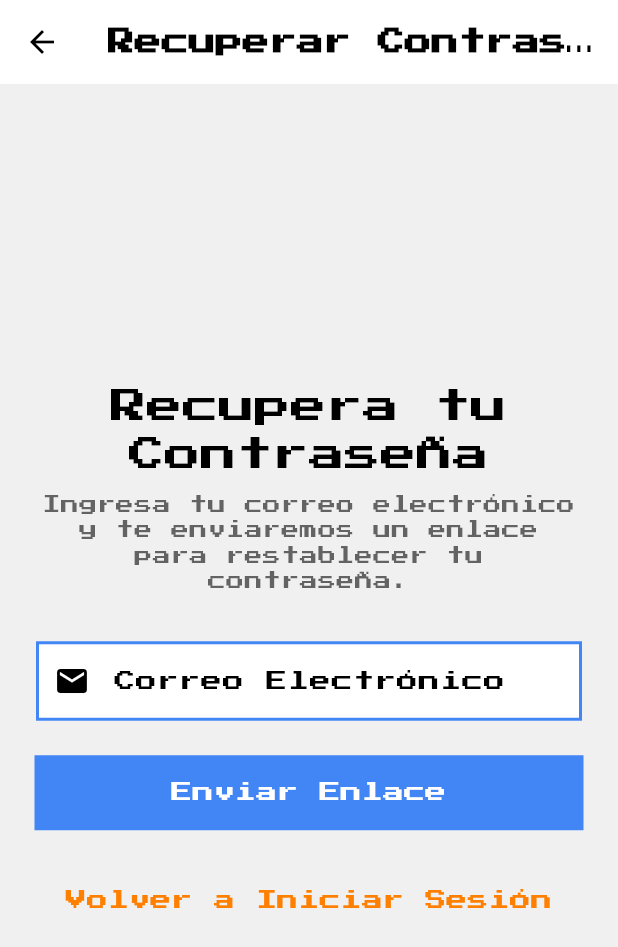
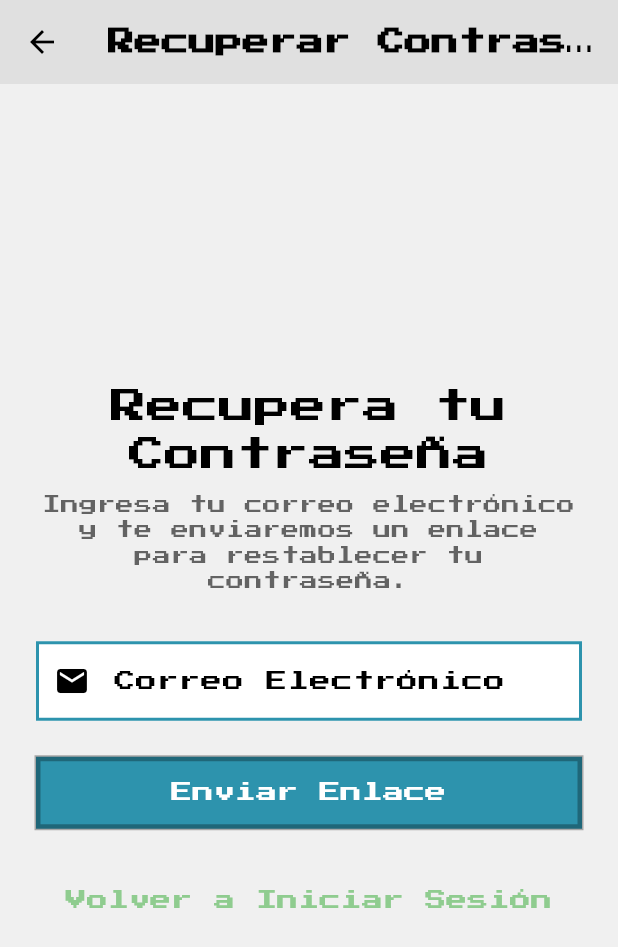
Before and after one commit to xNekom/CodeQuest, a Flutter app: the PasswordRecoveryScreen screen opened by its route, on a phone screen of 412 x 824 dp. Shown: the top 947 px of the screen. Run offline on Flutter 3.47's test engine with Material 3 defaults, Android fonts, the phone set to English and light mode, and no system bars; our stand-ins replace cloud_firestore, firebase_auth, firebase_core, google_fonts; missing offline and left inert: pixelarticons; accounts and stored records are empty.

Commit message:
mejoras de jugabilidad y retoques de interfaz

```diff
--- a/lib/screens/missions/mission_detail_screen.dart
+++ b/lib/screens/missions/mission_detail_screen.dart
@@ -4,6 +4,7 @@ import 'package:firebase_auth/firebase_auth.dart';
 import '../../services/user_service.dart';
 import './theory_screen.dart';
 import '../../widgets/pixel_widgets.dart';
+import '../../utils/custom_page_route.dart'; // Import FadePageRoute
 
 /// Pantalla de detalle de misión y primer paso de aventura
 class MissionDetailScreen extends StatelessWidget {
@@ -55,7 +56,7 @@ class MissionDetailScreen extends StatelessWidget {
                       if (!context.mounted) return;
                       Navigator.push(
                         context,
-                        MaterialPageRoute(
+                        FadePageRoute( // Use FadePageRoute
                           builder: (_) => TheoryScreen(
                             missionId: missionId,
                             theoryText: data['theory'] ?? 'Sin teoría disponible.',
--- a/lib/screens/missions/mission_list_screen.dart
+++ b/lib/screens/missions/mission_list_screen.dart
@@ -2,6 +2,7 @@ import 'package:flutter/material.dart';
 import 'package:cloud_firestore/cloud_firestore.dart';
 import 'package:firebase_auth/firebase_auth.dart';
 import 'mission_detail_screen.dart';
+import '../../utils/custom_page_route.dart'; // Import FadePageRoute
 
 /// Pantalla que muestra todas las misiones disponibles
 class MissionListScreen extends StatefulWidget {
@@ -20,6 +21,7 @@ class _MissionListScreenState extends State<MissionListScreen> {
         // Stream simple de la colección 'missions' sin ordenar por campos inexistentes
         stream: FirebaseFirestore.instance
             .collection('missions')
+            .orderBy('difficultyLevel')
             .snapshots(),
         builder: (context, snapshot) {
           if (snapshot.hasError) return Center(child: Text('Error misiones: ${snapshot.error}'));
@@ -72,7 +74,7 @@ class _MissionListScreenState extends State<MissionListScreen> {
                   ),
                   onTap: () {
                     Navigator.of(context).push(
-                      MaterialPageRoute(
+                      FadePageRoute( // Use FadePageRoute
                         builder: (_) => MissionDetailScreen(missionId: doc.id),
                       ),
                     );
--- a/lib/services/mission_service.dart
+++ b/lib/services/mission_service.dart
@@ -6,7 +6,7 @@ class MissionService {
 
   // Obtener todas las misiones
   Stream<List<MissionModel>> getMissions() {
-    return _firestore.collection('missions').snapshots().map((snapshot) {
+    return _firestore.collection('missions').orderBy('difficultyLevel').snapshots().map((snapshot) {
       try {
         return snapshot.docs
             .map((doc) => MissionModel.fromFirestore(doc))
--- a/lib/theme/pixel_theme.dart
+++ b/lib/theme/pixel_theme.dart
@@ -2,19 +2,21 @@ import 'package:flutter/material.dart';
 import 'package:google_fonts/google_fonts.dart';
 
 class PixelTheme {
-  // Colores principales
-  static const Color primaryColor = Color(0xFF4285F4);    // Azul
-  static const Color secondaryColor = Color(0xFFFF7F00);  // Naranja
-  static const Color backgroundColor = Color(0xFF202124); // Negro/gris oscuro
-  static const Color accentColor = Color(0xFF4CAF50);    // Verde
-  static const Color textColor = Color(0xFFFFFFFF);      // Blanco
+  // Colores para pixel art (usados como base para el tema)
+  static const Color pixel1 = Color(0xFF2D93AD); // Azul claro (Nueva primaryColor)
+  static const Color pixel2 = Color(0xFF8FCC8F); // Verde claro (Nueva secondaryColor)
+  static const Color pixel3 = Color(0xFFFFD700); // Amarillo (Nueva accentColor)
+  static const Color pixel4 = Color(0xFFE76F51); // Naranja rojizo (No usado directamente en el tema base)
+
+  // Definiciones de colores base
+  static const Color primaryColor = pixel1;
+  static const Color secondaryColor = pixel2;
+  static const Color accentColor = pixel3;
+  static const Color darkBackgroundColor = Color(0xFF202124); // Negro/gris oscuro
+  static const Color lightSurfaceColor = Color(0xFFE0E0E0); // Gris claro para superficies en tema claro
+  static const Color lightTextColor = Colors.black;         // Texto negro para tema claro
+  static const Color darkTextColor = Colors.white;          // Texto blanco para tema oscuro
   static const Color errorColor = Color(0xFFFF5252);     // Rojo
-
-  // Colores para pixel art
-  static const Color pixel1 = Color(0xFF2D93AD); // Azul claro
-  static const Color pixel2 = Color(0xFF8FCC8F); // Verde claro
-  static const Color pixel3 = Color(0xFFFFD700); // Amarillo
-  static const Color pixel4 = Color(0xFFE76F51); // Naranja rojizo
 
   // Tema claro (principal)
   static ThemeData lightTheme = ThemeData(
@@ -22,41 +24,47 @@ class PixelTheme {
     colorScheme: ColorScheme.light(
       primary: primaryColor,
       secondary: secondaryColor,
-      surface: Colors.white,
+      surface: lightSurfaceColor, // Superficie más clara
+      background: const Color(0xFFF0F0F0), // Fondo general
       error: errorColor,
+      onPrimary: Colors.white, // Texto/iconos sobre color primario
+      onSecondary: Colors.black, // Texto/iconos sobre color secundario
+      onSurface: lightTextColor, // Texto/iconos sobre color de superficie
+      onBackground: lightTextColor, // Texto/iconos sobre color de fondo
+      onError: Colors.black, // Texto/iconos sobre color de error
     ),
     scaffoldBackgroundColor: const Color(0xFFF0F0F0),
     textTheme: GoogleFonts.pressStart2pTextTheme(
       ThemeData.light().textTheme.copyWith(
-            bodyLarge: const TextStyle(fontSize: 14),
-            bodyMedium: const TextStyle(fontSize: 12),
-            titleLarge: const TextStyle(fontSize: 18, fontWeight: FontWeight.bold),
+            bodyLarge: const TextStyle(fontSize: 14, color: lightTextColor),
+            bodyMedium: const TextStyle(fontSize: 12, color: lightTextColor),
+            titleLarge: const TextStyle(fontSize: 18, fontWeight: FontWeight.bold, color: lightTextColor),
           ),
     ),
-    // Configuración para botones y inputs
     elevatedButtonTheme: ElevatedButtonThemeData(
       style: ElevatedButton.styleFrom(
         backgroundColor: primaryColor,
-        foregroundColor: Colors.white,
+        foregroundColor: Colors.white, // Texto blanco sobre botones primarios
         shape: const BeveledRectangleBorder(),
         elevation: 0,
       ),
     ),
     inputDecorationTheme: InputDecorationTheme(
       filled: true,
-      fillColor: Colors.white,
+      fillColor: Colors.white, // Fondo de inputs claro
       border: OutlineInputBorder(
-        borderSide: const BorderSide(color: Colors.black, width: 2),
+        borderSide: BorderSide(color: lightTextColor.withOpacity(0.5), width: 2),
         borderRadius: BorderRadius.zero,
       ),
       enabledBorder: OutlineInputBorder(
-        borderSide: const BorderSide(color: Colors.black, width: 2),
+        borderSide: BorderSide(color: lightTextColor.withOpacity(0.5), width: 2),
         borderRadius: BorderRadius.zero,
       ),
       focusedBorder: OutlineInputBorder(
-        borderSide: BorderSide(color: primaryColor, width: 2),
+        borderSide: const BorderSide(color: secondaryColor, width: 2), // Borde enfocado con color secundario
         borderRadius: BorderRadius.zero,
       ),
+      labelStyle: const TextStyle(color: lightTextColor),
     ),
   );
 
@@ -66,41 +74,47 @@ class PixelTheme {
     colorScheme: ColorScheme.dark(
       primary: primaryColor,
       secondary: secondaryColor,
-      surface: backgroundColor,
+      surface: darkBackgroundColor, // Superficie oscura
+      background: darkBackgroundColor, // Fondo oscuro
       error: errorColor,
+      onPrimary: Colors.white, // Texto/iconos sobre color primario
+      onSecondary: Colors.black, // Texto/iconos sobre color secundario
+      onSurface: darkTextColor, // Texto/iconos sobre color de superficie
+      onBackground: darkTextColor, // Texto/iconos sobre color de fondo
+      onError: Colors.black, // Texto/iconos sobre color de error
     ),
-    scaffoldBackgroundColor: backgroundColor,
+    scaffoldBackgroundColor: darkBackgroundColor,
     textTheme: GoogleFonts.pressStart2pTextTheme(
       ThemeData.dark().textTheme.copyWith(
-            bodyLarge: const TextStyle(fontSize: 14),
-            bodyMedium: const TextStyle(fontSize: 12),
-            titleLarge: const TextStyle(fontSize: 18, fontWeight: FontWeight.bold),
+            bodyLarge: const TextStyle(fontSize: 14, color: darkTextColor),
+            bodyMedium: const TextStyle(fontSize: 12, color: darkTextColor),
+            titleLarge: const TextStyle(fontSize: 18, fontWeight: FontWeight.bold, color: darkTextColor),
           ),
     ),
-    // Configuración para botones y inputs
     elevatedButtonTheme: ElevatedButtonThemeData(
       style: ElevatedButton.styleFrom(
         backgroundColor: primaryColor,
-        foregroundColor: Colors.white,
+        foregroundColor: Colors.white, // Texto blanco sobre botones primarios
         shape: const BeveledRectangleBorder(),
         elevation: 0,
       ),
     ),
     inputDecorationTheme: InputDecorationTheme(
       filled: true,
-      fillColor: const Color(0xFF303134),
+      fillColor: const Color(0xFF303134), // Fondo de inputs oscuro
       border: OutlineInputBorder(
-        borderSide: const BorderSide(color: Colors.white70, width: 2),
+        borderSide: BorderSide(color: darkTextColor.withOpacity(0.7), width: 2),
         borderRadius: BorderRadius.zero,
       ),
       enabledBorder: OutlineInputBorder(
-        borderSide: const BorderSide(color: Colors.white70, width: 2),
+        borderSide: BorderSide(color: darkTextColor.withOpacity(0.7), width: 2),
         borderRadius: BorderRadius.zero,
       ),
       focusedBorder: OutlineInputBorder(
-        borderSide: BorderSide(color: primaryColor, width: 2),
+        borderSide: const BorderSide(color: secondaryColor, width: 2), // Borde enfocado con color secundario
         borderRadius: BorderRadius.zero,
       ),
+      labelStyle: const TextStyle(color: darkTextColor),
     ),
   );
 }
--- a/lib/widgets/pixel_widgets.dart
+++ b/lib/widgets/pixel_widgets.dart
@@ -1,7 +1,7 @@
 import 'package:flutter/material.dart';
 
 /// Botón personalizado con estilo pixel art
-class PixelButton extends StatelessWidget {
+class PixelButton extends StatefulWidget {
   final VoidCallback? onPressed;
   final Widget child;
   final bool isSecondary;
@@ -22,21 +22,58 @@ class PixelButton extends StatelessWidget {
   });
 
   @override
+  State<PixelButton> createState() => _PixelButtonState();
+}
+
+class _PixelButtonState extends State<PixelButton> {
+  bool _isPressed = false;
+
+  void _handleTapDown(TapDownDetails details) {
+    if (widget.onPressed == null) return;
+    setState(() {
+      _isPressed = true;
+    });
+  }
+
+  void _handleTapUp(TapUpDetails details) {
+    if (widget.onPressed == null) return;
+    setState(() {
+      _isPressed = false;
+    });
+    widget.onPressed?.call();
+  }
+
+  void _handleTapCancel() {
+    if (widget.onPressed == null) return;
+    setState(() {
+      _isPressed = false;
+    });
+  }
+
+  @override
   Widget build(BuildContext context) {
-    return SizedBox(
-      width: width ?? double.infinity,
-      height: height ?? (isSmall ? 36.0 : 48.0),
+    return GestureDetector(
+      onTapDown: _handleTapDown,
+      onTapUp: _handleTapUp,
+      onTapCancel: _handleTapCancel,
+      child: AnimatedScale(
+        scale: _isPressed ? 0.95 : 1.0,
+        duration: const Duration(milliseconds: 150),
+        child: SizedBox(
+          width: widget.width ?? double.infinity,
+          height: widget.height ?? (widget.isSmall ? 36.0 : 48.0),
           child: ElevatedButton(
-        onPressed: onPressed,
+            // onPressed is handled by GestureDetector, but needs to be non-null for enabled state
+            onPressed: widget.onPressed != null ? () {} : null,
             style: ElevatedButton.styleFrom(
-          backgroundColor: isSecondary
+              backgroundColor: widget.isSecondary
                   ? Colors.white
-              : color ?? Theme.of(context).colorScheme.primary,
-          foregroundColor: isSecondary
+                  : widget.color ?? Theme.of(context).colorScheme.primary,
+              foregroundColor: widget.isSecondary
                   ? Theme.of(context).colorScheme.primary
                   : Colors.white,
               side: BorderSide(
-            color: Theme.of(context).colorScheme.primary,
+                color: Theme.of(context).colorScheme.onSurface.withOpacity(0.3), // Updated border color
                 width: 2.0,
               ),
               padding: EdgeInsets.zero,
@@ -45,7 +82,9 @@ class PixelButton extends StatelessWidget {
                 borderRadius: BorderRadius.all(Radius.circular(0)),
               ),
             ),
-        child: child,
+            child: widget.child,
+          ),
+        ),
       ),
     );
   }
@@ -147,7 +186,7 @@ class PixelCard extends StatelessWidget {
       padding: padding,
       decoration: BoxDecoration(
         color: color ?? Theme.of(context).colorScheme.surface,
-        border: Border.all(color: Colors.black, width: 2),
+        border: Border.all(color: Theme.of(context).colorScheme.onSurface.withOpacity(0.5), width: 2), // Updated border
         boxShadow: [
           BoxShadow(
             color: Colors.black.withAlpha(51), // Reemplazado .withOpacity(0.2)
@@ -180,7 +219,7 @@ class PixelDialog extends StatelessWidget {
       width: double.infinity,
       decoration: BoxDecoration(
         color: Theme.of(context).colorScheme.surface,
-        border: Border.all(color: Colors.black, width: 2),
+        border: Border.all(color: Theme.of(context).colorScheme.onSurface.withOpacity(0.5), width: 2), // Updated border
         boxShadow: [
           BoxShadow(
             color: Colors.black.withAlpha(51), // Reemplazado .withOpacity(0.2)
```
Also changed, not shown: lib/screens/missions/question_screen.dart (+24 -9 lines), lib/utils/custom_page_route.dart (added, +21 -0 lines). Lines whose indentation alone changed are shown as unchanged.
